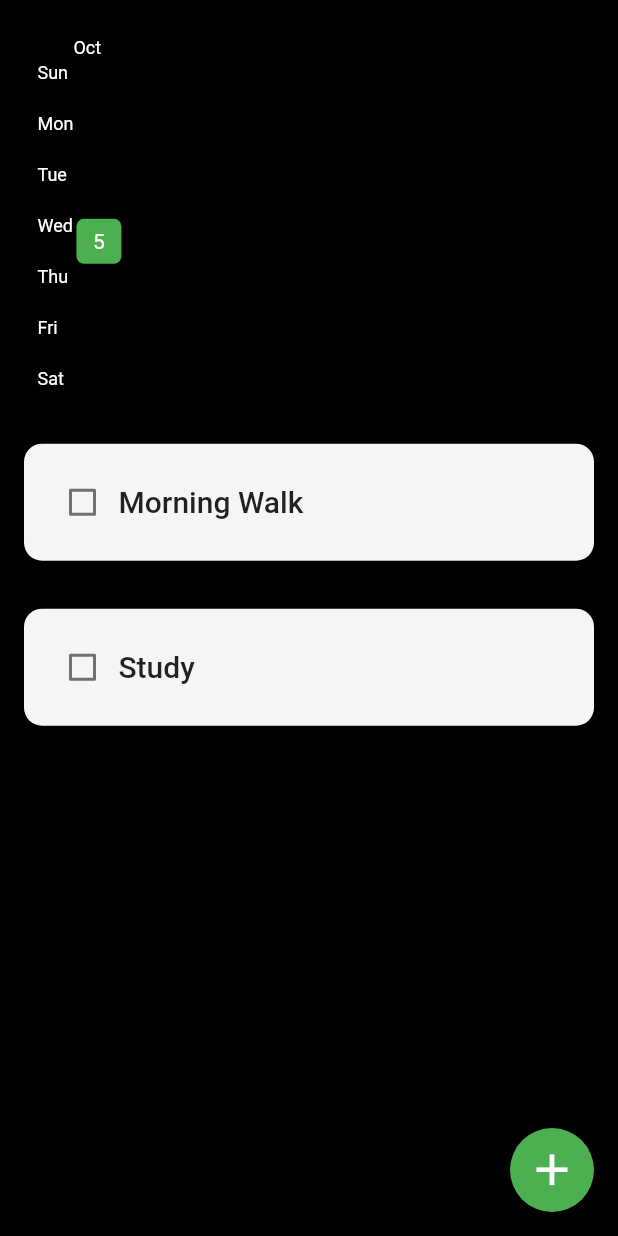
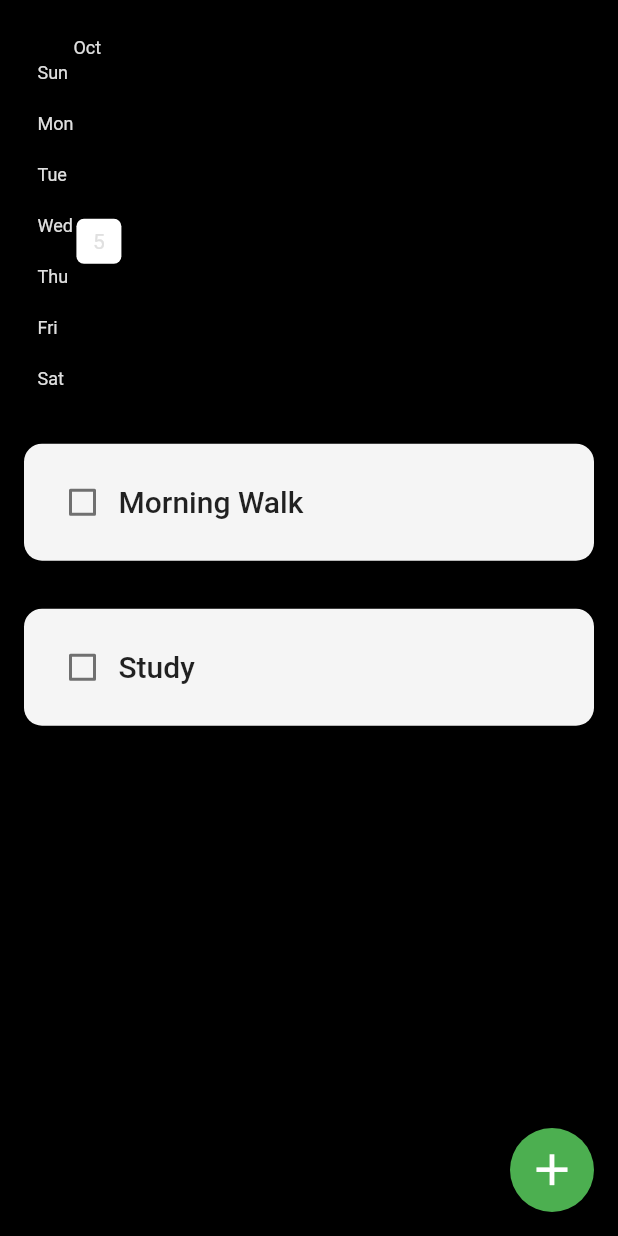
Before and after one commit to bsthaa/Habit_Tracker_Hive, a Flutter app: the screen it shows after launch, on a phone screen of 412 x 824 dp. Run offline on Flutter 3.47's test engine with Material 2 defaults, Android fonts, the phone set to English and light mode, and no system bars; drawn by our look-alikes of flutter_heatmap_calendar, flutter_slidable; our stand-ins replace hive_flutter; accounts and stored records are empty.

Commit message:
Update month_summary.dart

```diff
--- a/lib/components/month_summary.dart
+++ b/lib/components/month_summary.dart
@@ -23,8 +23,8 @@ class MonthlySummary extends StatelessWidget {
           endDate: DateTime.now().add(Duration(days: 0)),
           datasets: datasets,
           colorMode: ColorMode.color,
-          defaultColor: Colors.green,
-          textColor: Colors.white,
+          defaultColor: Colors.white,
+          textColor: Colors.grey.shade300,
           showColorTip: false,
           showText: true,
           scrollable: true,
```
